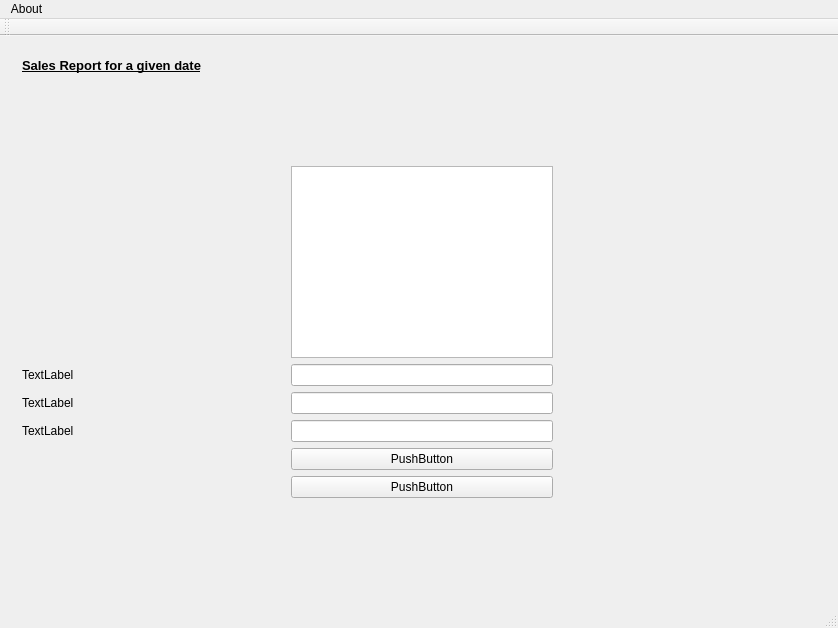
Old version of the form mainwindow.ui in the repository mronfire/Project-1---Warehouse-Manager.
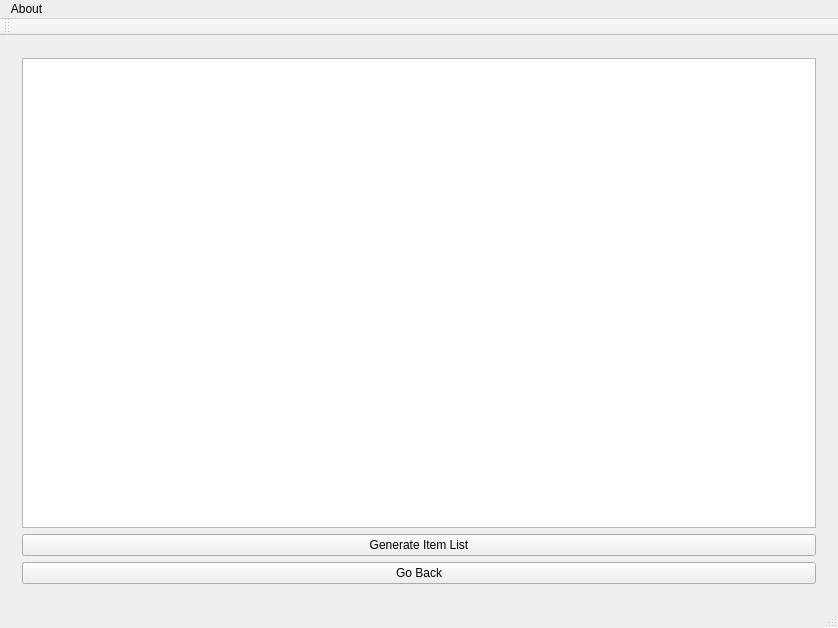
New version of the form. The open tabs and pages were chosen to show the change.

Commit message:
Added in Purchase List View
It's pretty sick
To do:
5. A user of your program should be able to enter a month and get a list of all members whose memberships expire that month as well as the cost to renew their memberships.

The edit to the form file:
```diff
--- a/mainwindow.ui
+++ b/mainwindow.ui
@@ -544,125 +544,25 @@
       </widget>
       <widget class="QWidget" name="page">
        <layout class="QGridLayout" name="gridLayout_15">
-        <item row="1" column="0">
+        <item row="0" column="0">
          <layout class="QGridLayout" name="gridLayout_14">
-          <property name="spacing">
-           <number>6</number>
-          </property>
-          <item row="2" column="4">
-           <widget class="QListView" name="listView"/>
-          </item>
-          <item row="5" column="4">
-           <widget class="QLineEdit" name="lineEdit"/>
-          </item>
-          <item row="6" column="2">
-           <widget class="QLabel" name="label_13">
-            <property name="text">
-             <string>TextLabel</string>
-            </property>
-           </widget>
-          </item>
-          <item row="6" column="4">
-           <widget class="QLineEdit" name="lineEdit_2"/>
-          </item>
-          <item row="5" column="2">
-           <widget class="QLabel" name="label_12">
-            <property name="text">
-             <string>TextLabel</string>
-            </property>
-           </widget>
-          </item>
-          <item row="7" column="4">
-           <widget class="QLineEdit" name="lineEdit_3"/>
-          </item>
-          <item row="7" column="2">
-           <widget class="QLabel" name="label_14">
-            <property name="text">
-             <string>TextLabel</string>
-            </property>
-           </widget>
-          </item>
-          <item row="8" column="4">
+          <item row="1" column="0">
            <widget class="QPushButton" name="pushButton">
             <property name="text">
-             <string>PushButton</string>
+             <string>Generate Item List</string>
             </property>
            </widget>
           </item>
-          <item row="2" column="5">
-           <spacer name="horizontalSpacer_8">
-            <property name="orientation">
-             <enum>Qt::Horizontal</enum>
-            </property>
-            <property name="sizeHint" stdset="0">
-             <size>
-              <width>40</width>
-              <height>20</height>
-             </size>
-            </property>
-           </spacer>
+          <item row="0" column="0">
+           <widget class="QListWidget" name="listWidget_Items"/>
           </item>
-          <item row="9" column="4">
+          <item row="2" column="0">
            <widget class="QPushButton" name="pushButton_2">
             <property name="text">
-             <string>PushButton</string>
+             <string>Go Back</string>
             </property>
            </widget>
           </item>
-          <item row="1" column="4">
-           <spacer name="verticalSpacer_10">
-            <property name="orientation">
-             <enum>Qt::Vertical</enum>
-            </property>
-            <property name="sizeHint" stdset="0">
-             <size>
-              <width>20</width>
-              <height>40</height>
-             </size>
-            </property>
-           </spacer>
-          </item>
-          <item row="2" column="2">
-           <spacer name="horizontalSpacer_7">
-            <property name="orientation">
-             <enum>Qt::Horizontal</enum>
-            </property>
-            <property name="sizeHint" stdset="0">
-             <size>
-              <width>40</width>
-              <height>20</height>
-             </size>
-            </property>
-           </spacer>
-          </item>
-          <item row="0" column="2">
-           <widget class="QLabel" name="label_11">
-            <property name="font">
-             <font>
-              <pointsize>10</pointsize>
-              <weight>75</weight>
-              <bold>true</bold>
-              <underline>true</underline>
-             </font>
-            </property>
-            <property name="text">
-             <string>Sales Report for a given date</string>
-            </property>
-           </widget>
-          </item>
-          <item row="10" column="4">
-           <spacer name="verticalSpacer_11">
-            <property name="orientation">
-             <enum>Qt::Vertical</enum>
-            </property>
-            <property name="sizeHint" stdset="0">
-             <size>
-              <width>20</width>
-              <height>40</height>
-             </size>
-            </property>
-           </spacer>
-          </item>
          </layout>
         </item>
        </layout>
```
Left out of the diff: 15 changed lines with no effect on the pictures. The commit also changes 4 other files.
